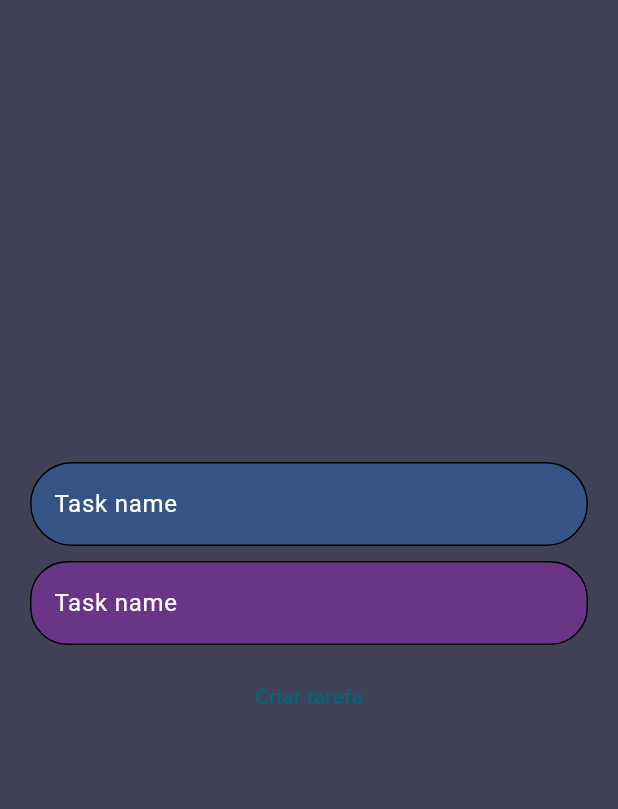
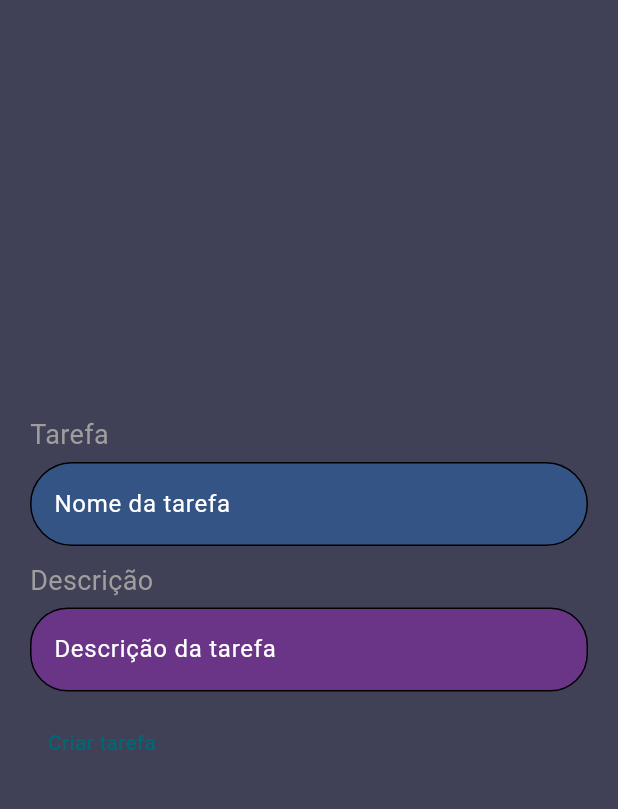
Before and after one commit to gwrgwr/todo_application, a Flutter app: the MyPageView screen opened directly, swiped to page 2, on a phone screen of 412 x 824 dp, the part 63-872 px from its top. Run offline on Flutter 3.47's test engine with Material 3 defaults, Android fonts, the phone set to English and light mode, and no system bars; our stand-ins replace bloc, flutter_bloc, flutter_slidable, get_it, sqflite; accounts and stored records are empty.

Commit message:
fixed bugs

```diff
--- a/lib/views/todo_insert_page.dart
+++ b/lib/views/todo_insert_page.dart
@@ -17,13 +17,16 @@ class InsertPage extends StatelessWidget {
       padding: const EdgeInsets.symmetric(horizontal: 20),
       child: Column(
         mainAxisAlignment: MainAxisAlignment.center,
+        crossAxisAlignment: CrossAxisAlignment.start,
         children: [
+          Text('Tarefa'),
+          const SizedBox(height: 5),
           TextField(
             controller: todoTextController,
             decoration: InputDecoration(
               fillColor: const Color(0xff355486),
               filled: true,
-              hintText: "Task name",
+              hintText: "Nome da tarefa",
               hintStyle: const TextStyle(
                 color: Colors.white,
               ),
@@ -41,12 +44,15 @@ class InsertPage extends StatelessWidget {
             ),
           ),
           const SizedBox(height: 10),
+          Text('Descrição'),
+          const SizedBox(height: 5),
           TextField(
+            maxLines: null,
             controller: descriptionController,
             decoration: InputDecoration(
               fillColor: const Color(0xff6A3586),
               filled: true,
-              hintText: "Task name",
+              hintText: "Descrição da tarefa",
               hintStyle: const TextStyle(
                 color: Colors.white,
               ),
@@ -69,11 +75,12 @@ class InsertPage extends StatelessWidget {
               todoBloc.add(
                 TodoInsertEvent(
                   todo: Todo(
-                      id: const Uuid().v1(),
-                      todo: todoTextController.text,
-                      description: descriptionController.text,
-                      isdone: 0,
-                      datetime: DateTime.now().microsecondsSinceEpoch),
+                    id: const Uuid().v1(),
+                    todo: todoTextController.text,
+                    description: descriptionController.text,
+                    isdone: 0,
+                    datetime: DateTime.now().microsecondsSinceEpoch,
+                  ),
                 ),
               );
               todoTextController.clear();
@@ -81,6 +88,7 @@ class InsertPage extends StatelessWidget {
               ScaffoldMessenger.of(context).showSnackBar(
                 MySnackbar.mySnackbar(),
               );
+              FocusManager.instance.primaryFocus?.unfocus();
               pageController.animateToPage(
                 0,
                 duration: Duration(seconds: 1),
```
Also changed, not shown: lib/components/slidable_widget.dart (+21 -6 lines), lib/views/home_page.dart (+1 -7 lines).
